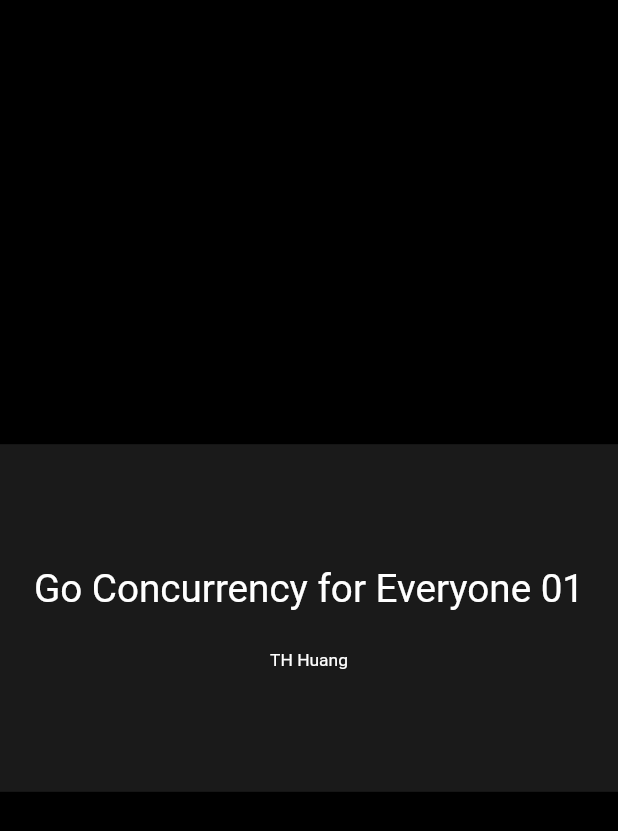
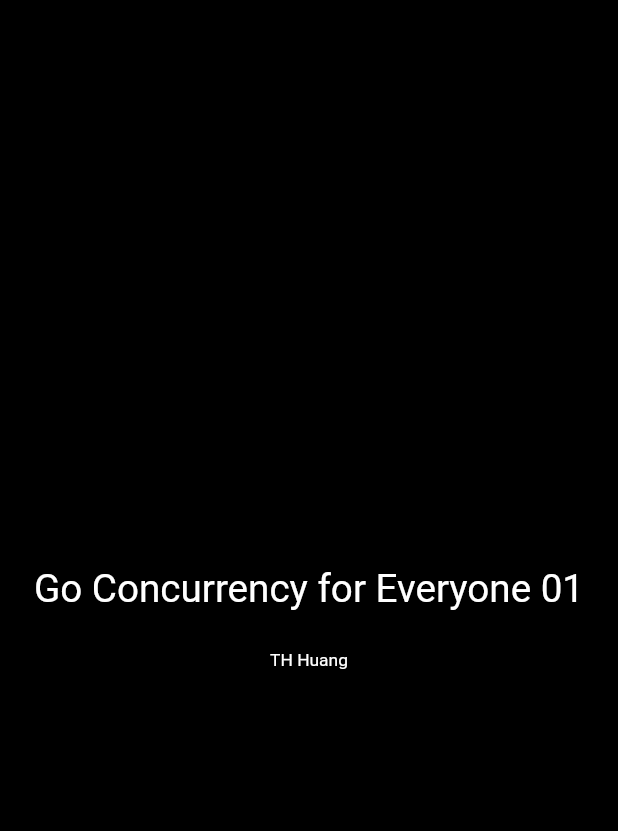
Before and after one commit to thhuang/GoConcurrencyForEveryone, a Flutter app: the screen it shows after launch, on a phone screen of 412 x 824 dp. Shown: the top 831 px of the screen. Run offline on Flutter 3.47's test engine with Material 2 defaults, Android fonts, the phone set to English and light mode, and no system bars; our stand-ins replace dartz, equatable.

```diff
--- a/flutter/lib/features/slides/presentation/screens/slides_screen.dart
+++ b/flutter/lib/features/slides/presentation/screens/slides_screen.dart
@@ -36,7 +36,6 @@ class SlidesScreen extends StatelessWidget {
 
 final slides = [
   Slide(
-    backgroundColor: Colors.white10,
     child: Column(
       mainAxisAlignment: MainAxisAlignment.center,
       children: <Widget>[
@@ -58,7 +57,6 @@ final slides = [
     ),
   ),
   Slide(
-    backgroundColor: Colors.white10,
     child: Column(
       mainAxisAlignment: MainAxisAlignment.center,
       children: <Widget>[
```
Also changed, not shown: flutter/lib/core/presentation/slide.dart (+6 -9 lines).
